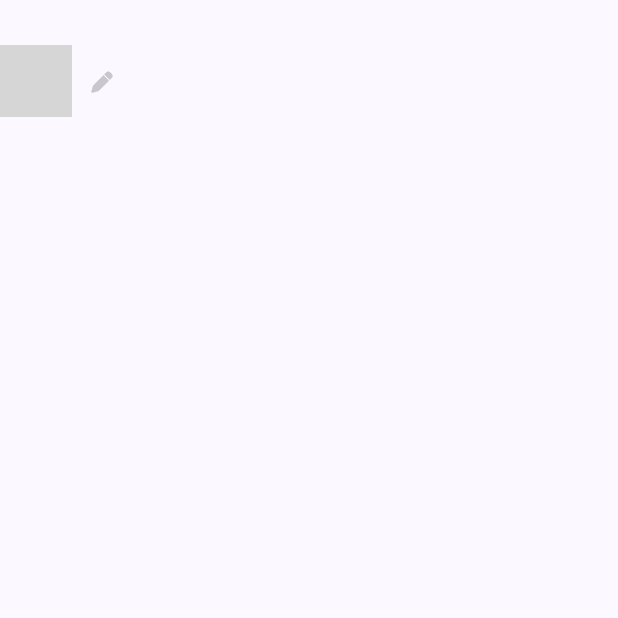
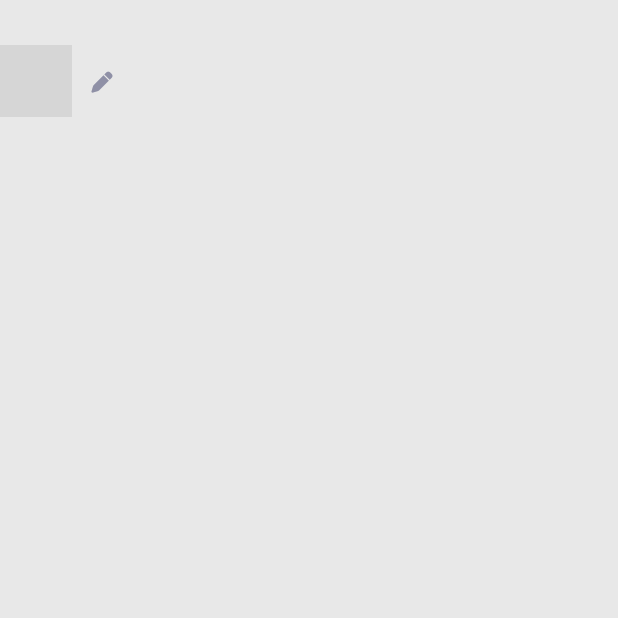
Before and after one commit to bianchettihugo/kanban, a Flutter app: the screen it shows after launch, on a phone screen of 412 x 824 dp, the top half of it. Run offline on Flutter 3.47's test engine with Material 2 defaults, Android fonts, the light colour scheme and no system bars; our stand-ins replace font_awesome_flutter, google_fonts; missing offline and left inert: auto_size_text_field; grey boxes are pictures that could not be loaded.

Commit message:
add themes

```diff
--- /dev/null
+++ b/lib/core/utils/themes.dart
@@ -0,0 +1,53 @@
+import 'package:flutter/material.dart';
+import 'package:google_fonts/google_fonts.dart';
+
+class LightTheme {
+  static get theme => ThemeData(
+      primaryColor: const Color(0xff3E7BFA),
+      scaffoldBackgroundColor: const Color(0xffE8E8E8),
+      cardColor: const Color(0xffFFFFFF),
+      disabledColor: const Color(0xff8F90A6),
+      unselectedWidgetColor: const Color(0xffDDDDDD),
+      useMaterial3: true,
+      textTheme: GoogleFonts.interTextTheme().apply(
+        bodyColor: const Color(0xff28293D),
+        displayColor: const Color(0xff28293D),
+      ),
+      colorScheme: const ColorScheme.light(
+          primary: Color(0xff3E7BFA),
+          secondary: Color(0xff39D98A),
+          surface: Color(0xffFFFFFF),
+          background: Color(0xffE8E8E8),
+          error: Color(0xffFF3B3B),
+          onPrimary: Color(0xffFFFFFF),
+          onSecondary: Color(0xffFFFFFF),
+          onError: Color(0xffFFFFFF),
+          onBackground: Color(0xff28293D),
+          onSurface: Color(0xff28293D)));
+}
+
+class DarkTheme {
+  static get theme => ThemeData(
+      primaryColor: const Color(0xff23A1FF),
+      scaffoldBackgroundColor: const Color(0xff1C1C28),
+      cardColor: const Color(0xff262C37),
+      disabledColor: const Color(0xff8F90A6),
+      unselectedWidgetColor: const Color(0xff40415D),
+      useMaterial3: true,
+      textTheme: GoogleFonts.interTextTheme().apply(
+        bodyColor: const Color(0xffEEEFF0),
+        displayColor: const Color(0xffEEEFF0),
+      ),
+      colorScheme: const ColorScheme.dark(
+        primary: Color(0xff23A1FF),
+        secondary: Color(0xff39D98A),
+        surface: Color(0xff262C37),
+        background: Color(0xff1C1F2A),
+        error: Color(0xffFF3B3B),
+        onPrimary: Color(0xffFFFFFF),
+        onSecondary: Color(0xffFFFFFF),
+        onError: Color(0xffFFFFFF),
+        onBackground: Color(0xffEEEFF0),
+        onSurface: Color(0xffEEEFF0),
+      ));
+}
--- a/lib/main.dart
+++ b/lib/main.dart
@@ -1,6 +1,6 @@
 import 'package:flutter/material.dart';
-import 'package:google_fonts/google_fonts.dart';
 import 'package:kanban/app/views/kanban_view.dart';
+import 'package:kanban/core/utils/themes.dart';
 
 void main() {
   runApp(const Application());
@@ -14,12 +14,7 @@ class Application extends StatelessWidget {
     return MaterialApp(
       title: 'Flutter Kanban',
       debugShowCheckedModeBanner: false,
-      theme: ThemeData(
-        colorScheme: ColorScheme.fromSeed(seedColor: Colors.indigo),
-        textTheme: GoogleFonts.interTextTheme(),
-        useMaterial3: true,
-        disabledColor: const Color(0xffC7C7CD),
-      ),
+      theme: LightTheme.theme,
       home: const KanbanView(),
     );
   }
```
